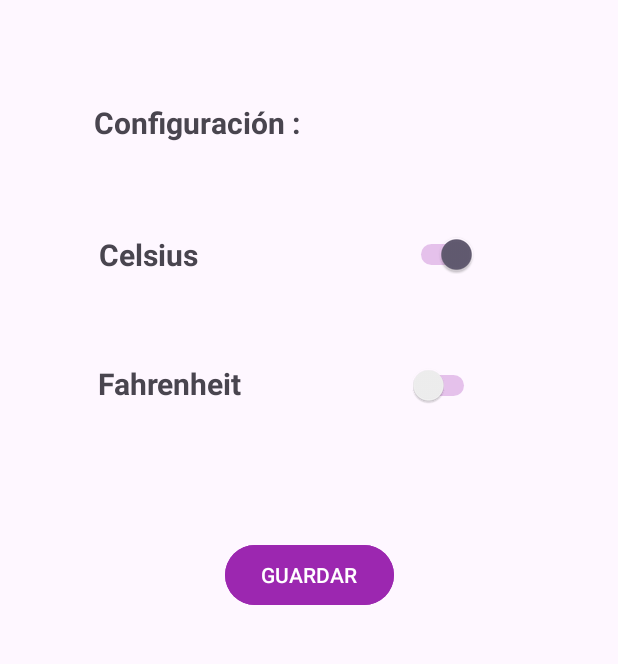
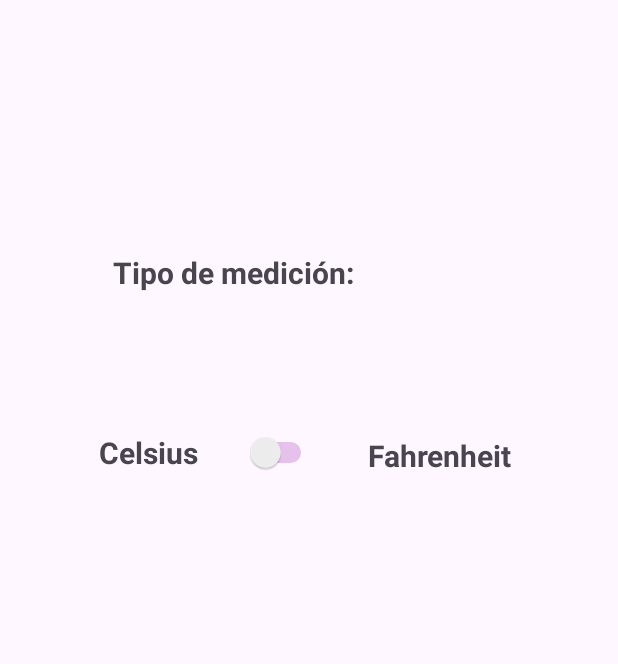
Before and after one commit to alberdsp/AndroidCovid19, an Android app: the fragment ConfigFragment placed in its activity, on a phone screen of 412 x 824 dp, the part 238-902 px from its top. Run offline under Robolectric (Android 15) with nearby library versions, the phone set to English and light mode, and no system bars; Roboto replaces fonts that are not available here.

Commit message:
funcionalidad configuración en shared  MVVM implementado

```diff
--- a/app/src/main/java/com/example/covid_19app/views/ConfigFragment.java
+++ /dev/null
@@ -1,34 +0,0 @@
-package com.example.covid_19app.views;
-
-import android.os.Bundle;
-
-import androidx.fragment.app.Fragment;
-
-import android.view.LayoutInflater;
-import android.view.View;
-import android.view.ViewGroup;
-
-import com.example.covid_19app.R;
-
-/**
- * Fragment que de configuración
- */
-public class ConfigFragment extends Fragment {
-    // Constructo por fedecto
-    public ConfigFragment() {
-        //
-    }
-
-    @Override
-    public void onCreate(Bundle savedInstanceState) {
-        super.onCreate(savedInstanceState);
-
-    }
-
-    @Override
-    public View onCreateView(LayoutInflater inflater, ViewGroup container,
-                             Bundle savedInstanceState) {
-        // cargamos el fragment
-        return inflater.inflate(R.layout.fragment_config, container, false);
-    }
-}
--- a/app/src/main/java/com/example/covid_19app/views/MainActivity2.java
+++ b/app/src/main/java/com/example/covid_19app/views/MainActivity2.java
@@ -36,7 +36,7 @@ private ActivityMain2Binding binding;
 
                 try {
                     NavController navController = Navigation.findNavController(MainActivity2.this, R.id.nav_host_fragment_content_main);
-                    navController.navigate(R.id.conversorFragment);
+                    navController.navigate(R.id.conversorFragment); navController.navigate(R.id.configFragment);
 
 
                 } catch (Exception e) {
@@ -49,7 +49,7 @@ private ActivityMain2Binding binding;
         // Passing each menu ID as a set of Ids because each
         // menu should be considered as top level destinations.
         mAppBarConfiguration = new AppBarConfiguration.Builder(
-                R.id.nav_home, R.id.conversorFragment, R.id.nav_slideshow)
+                R.id.nav_home, R.id.conversorFragment, R.id.configFragment, R.id.nav_slideshow)
                 .setOpenableLayout(drawer)
                 .build();
         NavController navController = Navigation.findNavController(this, R.id.nav_host_fragment_content_main);
--- a/app/src/main/java/com/example/covid_19app/views/MenuFragment.java
+++ b/app/src/main/java/com/example/covid_19app/views/MenuFragment.java
@@ -12,6 +12,7 @@ import android.view.ViewGroup;
 import android.widget.Button;
 
 import com.example.covid_19app.R;
+import com.example.covid_19app.views.ui.configuration.ConfigFragment;
 import com.example.covid_19app.views.ui.conversor.ConversorFragment;
 
 /**
--- /dev/null
+++ b/app/src/main/java/com/example/covid_19app/views/ui/configuration/ConfigFragment.java
@@ -0,0 +1,38 @@
+package com.example.covid_19app.views.ui.configuration;
+
+
+import android.os.Bundle;
+import android.view.LayoutInflater;
+import android.view.View;
+import android.view.ViewGroup;
+import android.widget.Switch;
+
+import androidx.fragment.app.Fragment;
+import androidx.lifecycle.ViewModelProvider;
+import com.example.covid_19app.R;
+public class ConfigFragment extends Fragment {
+
+    private ConfigViewModel configViewModel;
+    private Switch switchState;
+
+    @Override
+    public View onCreateView(LayoutInflater inflater, ViewGroup container, Bundle savedInstanceState) {
+        View vista = inflater.inflate(R.layout.fragment_config, container, false);
+
+        // Inicializamos el switch y el ViewModel
+        switchState = vista.findViewById(R.id.switchstate);
+        configViewModel = new ViewModelProvider(this).get(ConfigViewModel.class);
+
+        // observador para actualizar el estado del switch
+        configViewModel.getSwitchState().observe(getViewLifecycleOwner(), newState -> {
+            switchState.setChecked(newState);
+        });
+
+        // establecer el listener para guardar el estado del switch
+        switchState.setOnCheckedChangeListener((buttonView, isChecked) -> {
+            configViewModel.saveSwitchState(isChecked);
+        });
+
+        return vista;
+    }
+}
--- /dev/null
+++ b/app/src/main/java/com/example/covid_19app/views/ui/configuration/ConfigViewModel.java
@@ -0,0 +1,41 @@
+package com.example.covid_19app.views.ui.configuration;
+
+import android.app.Application;
+import android.content.SharedPreferences;
+import androidx.lifecycle.AndroidViewModel;
+import androidx.lifecycle.LiveData;
+import androidx.lifecycle.MutableLiveData;
+
+public class ConfigViewModel extends AndroidViewModel {
+
+    private static final String PREFERENCES_FILE_KEY = "com.example.covid_19app.PREFERENCE_FILE_KEY";
+    private static final String SWITCH_STATE_KEY = "switch_state";
+
+    private final MutableLiveData<Boolean> switchState = new MutableLiveData<>();
+    private final SharedPreferences sharedPreferences;
+
+    public ConfigViewModel(Application application) {
+        super(application);
+        sharedPreferences = application.getSharedPreferences(PREFERENCES_FILE_KEY, Application.MODE_PRIVATE);
+        loadSwitchState();
+    }
+
+    private void loadSwitchState() {
+        boolean state = sharedPreferences.getBoolean(SWITCH_STATE_KEY, false); // falso por defecto
+        switchState.setValue(state);
+    }
+
+    public void saveSwitchState(boolean state) {
+        SharedPreferences.Editor editor = sharedPreferences.edit();
+        editor.putBoolean(SWITCH_STATE_KEY, state);
+        editor.apply();
+        switchState.setValue(state);
+    }
+
+    public LiveData<Boolean> getSwitchState() {
+
+        return switchState;
+
+    }
+
+}
--- a/app/src/main/java/com/example/covid_19app/views/ui/home/HomeFragment.java
+++ b/app/src/main/java/com/example/covid_19app/views/ui/home/HomeFragment.java
@@ -16,6 +16,7 @@ import com.example.covid_19app.databinding.FragmentHomeBinding;
 import com.example.covid_19app.models.ApiListRespuesta;
 import com.example.covid_19app.models.Users;
 import com.example.covid_19app.views.ui.home.HomeViewModel;
+import com.google.android.material.snackbar.Snackbar;
 
 import java.util.ArrayList;
 import java.util.List;
@@ -37,16 +38,16 @@ public class HomeFragment extends Fragment implements ListController.Callback {
                              ViewGroup container, Bundle savedInstanceState) {
         HomeViewModel homeViewModel =
                 new ViewModelProvider(this).get(HomeViewModel.class);
-
+        // hacemos el binding de la vista
         binding = FragmentHomeBinding.inflate(inflater, container, false);
         View root = binding.getRoot();
-
+        // usamos el adapter para mostrar los usuarios en la lista ordenados
         final ListView listView = binding.listViewUsers;
         usersList = new ArrayList<>();
         adapter = new UserAdapter(requireContext(), usersList);
         listView.setAdapter(adapter);
 
-        // Start fetching the users
+        // cargamos la lista de usuarios e iniciamos el hilo
         ListController listController = new ListController(this);
         Thread thread = new Thread(listController);
         thread.start();
@@ -67,7 +68,7 @@ public class HomeFragment extends Fragment implements ListController.Callback {
             usersList.addAll(result.getUsuarios());
             adapter.notifyDataSetChanged();
         } else {
-            // Handle error
+            Snackbar.make(getView(), "Error: no se completó la petición al servidor" , Snackbar.LENGTH_LONG).show();
         }
     }
 }
--- a/app/src/main/res/layout-land/fragment_config.xml
+++ b/app/src/main/res/layout-land/fragment_config.xml
@@ -5,7 +5,7 @@
     android:id="@+id/frameLayout5"
     android:layout_width="match_parent"
     android:layout_height="match_parent"
-    tools:context=".views.ConfigFragment">
+    tools:context=".views.ui.configuration.ConfigFragment">
 
     <!-- TODO: Update blank fragment layout -->
 
@@ -44,7 +44,7 @@
         android:layout_height="28dp"
         android:layout_marginTop="36dp"
         android:fontFamily="@font/abeezee"
-        android:text="Configuración :"
+        android:text="Tipo de medición"
         android:textSize="20sp"
         android:textStyle="bold"
         app:layout_constraintEnd_toEndOf="parent"
@@ -70,48 +70,25 @@
         android:id="@+id/textViewSwiFahren"
         android:layout_width="180dp"
         android:layout_height="29dp"
-        android:layout_marginTop="56dp"
+        android:layout_marginTop="160dp"
         android:fontFamily="@font/abeezee"
         android:text="Fahreinheit"
         android:textSize="20sp"
         android:textStyle="bold"
         app:layout_constraintEnd_toEndOf="parent"
-        app:layout_constraintHorizontal_bias="0.268"
+        app:layout_constraintHorizontal_bias="0.805"
         app:layout_constraintStart_toStartOf="parent"
-        app:layout_constraintTop_toBottomOf="@+id/textViewSwiCelsius" />
+        app:layout_constraintTop_toTopOf="parent" />
 
     <Switch
-        android:id="@+id/switchCelsius"
+        android:id="@+id/switchstate"
         android:layout_width="wrap_content"
         android:layout_height="wrap_content"
         android:layout_marginStart="24dp"
         android:layout_marginTop="28dp"
         app:layout_constraintEnd_toEndOf="parent"
-        app:layout_constraintHorizontal_bias="0.159"
+        app:layout_constraintHorizontal_bias="0.014"
         app:layout_constraintStart_toEndOf="@+id/textViewSwiCelsius"
         app:layout_constraintTop_toBottomOf="@+id/textViewConfig" />
 
-    <Switch
-        android:id="@+id/switchFahren"
-        android:layout_width="wrap_content"
-        android:layout_height="wrap_content"
-        android:layout_marginStart="24dp"
-        android:layout_marginTop="60dp"
-        app:layout_constraintEnd_toEndOf="parent"
-        app:layout_constraintHorizontal_bias="0.159"
-        app:layout_constraintStart_toEndOf="@+id/textViewSwiCelsius"
-        app:layout_constraintTop_toBottomOf="@+id/switchCelsius" />
-
-    <Button
-        android:id="@+id/button2"
-        android:layout_width="wrap_content"
-        android:layout_height="wrap_content"
-        android:layout_marginTop="56dp"
-        android:backgroundTint="#9C27B0"
-        android:text="GUARDAR"
-        app:layout_constraintEnd_toEndOf="parent"
-        app:layout_constraintStart_toStartOf="parent"
-        app:layout_constraintTop_toBottomOf="@+id/textViewSwiFahren"
-        app:rippleColor="#9C27B0" />
-
 </androidx.constraintlayout.widget.ConstraintLayout>
--- a/app/src/main/res/layout/fragment_config.xml
+++ b/app/src/main/res/layout/fragment_config.xml
@@ -5,9 +5,10 @@
     android:id="@+id/frameLayout5"
     android:layout_width="match_parent"
     android:layout_height="match_parent"
-    tools:context=".views.ConfigFragment">
+    tools:context=".views.ui.configuration.ConfigFragment">
 
     <!-- TODO: Update blank fragment layout -->
+
     <TextView
         android:id="@+id/textView5"
         android:layout_width="0dp"
@@ -15,8 +16,10 @@
         android:text="@string/hello_blank_fragment"
         app:layout_constraintBottom_toBottomOf="parent"
         app:layout_constraintEnd_toEndOf="parent"
+        app:layout_constraintHorizontal_bias="0.0"
         app:layout_constraintStart_toStartOf="parent"
-        app:layout_constraintTop_toTopOf="parent" />
+        app:layout_constraintTop_toTopOf="parent"
+        app:layout_constraintVertical_bias="0.0" />
 
     <TextView
         android:id="@+id/textViewTitulo6"
@@ -39,79 +42,56 @@
         android:id="@+id/textViewConfig"
         android:layout_width="288dp"
         android:layout_height="28dp"
-        android:layout_marginTop="68dp"
+        android:layout_marginTop="168dp"
         android:fontFamily="@font/abeezee"
-        android:text="Configuración :"
+        android:text="Tipo de medición:"
         android:textSize="20sp"
         android:textStyle="bold"
         app:layout_constraintEnd_toEndOf="parent"
+        app:layout_constraintHorizontal_bias="0.617"
         app:layout_constraintStart_toStartOf="parent"
         app:layout_constraintTop_toBottomOf="@+id/textViewTitulo6" />
 
     <TextView
         android:id="@+id/textViewSwiCelsius"
-        android:layout_width="166dp"
-        android:layout_height="30dp"
-        android:layout_marginTop="60dp"
+        android:layout_width="73dp"
+        android:layout_height="34dp"
+        android:layout_marginTop="92dp"
         android:fontFamily="@font/abeezee"
         android:text="Celsius"
         android:textSize="20sp"
         android:textStyle="bold"
         app:layout_constraintEnd_toEndOf="parent"
-        app:layout_constraintHorizontal_bias="0.253"
+        app:layout_constraintHorizontal_bias="0.183"
         app:layout_constraintStart_toStartOf="parent"
         app:layout_constraintTop_toBottomOf="@+id/textViewConfig" />
 
     <TextView
         android:id="@+id/textViewSwiFahren"
-        android:layout_width="180dp"
+        android:layout_width="107dp"
         android:layout_height="29dp"
-        android:layout_marginTop="56dp"
+        android:layout_marginTop="360dp"
         android:fontFamily="@font/abeezee"
         android:text="Fahrenheit"
         android:textSize="20sp"
         android:textStyle="bold"
         app:layout_constraintEnd_toEndOf="parent"
-        app:layout_constraintHorizontal_bias="0.268"
-        app:layout_constraintStart_toStartOf="parent"
-        app:layout_constraintTop_toBottomOf="@+id/textViewSwiCelsius" />
+        app:layout_constraintHorizontal_bias="0.393"
+        app:layout_constraintStart_toEndOf="@+id/switchstate"
+        app:layout_constraintTop_toTopOf="parent" />
 
     <Switch
-        android:id="@+id/switchCelsius"
+        android:id="@+id/switchstate"
         android:layout_width="wrap_content"
         android:layout_height="wrap_content"
         android:layout_marginStart="24dp"
-        android:layout_marginTop="60dp"
+        android:layout_marginTop="92dp"
         android:checked="true"
         android:enabled="true"
         android:trackTint="#9C27B0"
         app:layout_constraintEnd_toEndOf="parent"
-        app:layout_constraintHorizontal_bias="0.14"
+        app:layout_constraintHorizontal_bias="0.0"
         app:layout_constraintStart_toEndOf="@+id/textViewSwiCelsius"
         app:layout_constraintTop_toBottomOf="@+id/textViewConfig" />
 
-    <Switch
-        android:id="@+id/switchFahren"
-        android:layout_width="wrap_content"
-        android:layout_height="wrap_content"
-        android:layout_marginStart="24dp"
-        android:layout_marginTop="60dp"
-        android:trackTint="#9C27B0"
-        app:layout_constraintEnd_toEndOf="parent"
-        app:layout_constraintHorizontal_bias="0.159"
-        app:layout_constraintStart_toEndOf="@+id/textViewSwiCelsius"
-        app:layout_constraintTop_toBottomOf="@+id/switchCelsius" />
-
-    <Button
-        android:id="@+id/button2"
-        android:layout_width="wrap_content"
-        android:layout_height="wrap_content"
-        android:layout_marginTop="88dp"
-        android:backgroundTint="#9C27B0"
-        android:text="GUARDAR"
-        app:layout_constraintEnd_toEndOf="parent"
-        app:layout_constraintStart_toStartOf="parent"
-        app:layout_constraintTop_toBottomOf="@+id/textViewSwiFahren"
-        app:rippleColor="#9C27B0" />
-
 </androidx.constraintlayout.widget.ConstraintLayout>
--- a/app/src/main/res/menu/activity_main_drawer.xml
+++ b/app/src/main/res/menu/activity_main_drawer.xml
@@ -17,7 +17,7 @@
             android:icon="@drawable/ic_menu_slideshow"
             android:title="Conversor" />
         <item
-            android:id="@+id/nav_configuracion"
+            android:id="@+id/configFragment"
             android:icon="@drawable/ic_menu_slideshow"
             android:title="Configuración" />
 
--- a/app/src/main/res/navigation/mobile_navigation.xml
+++ b/app/src/main/res/navigation/mobile_navigation.xml
@@ -31,4 +31,13 @@
             android:id="@+id/action_conversorFragment_to_nav_home"
             app:destination="@id/nav_home" />
     </fragment>
+    <fragment
+        android:id="@+id/configFragment"
+        android:name="com.example.covid_19app.views.ui.configuration.ConfigFragment"
+        android:label="Configuración"
+        tools:layout="@layout/fragment_config" >
+        <action
+            android:id="@+id/action_configFragment_to_nav_home"
+            app:destination="@id/nav_home" />
+    </fragment>
 </navigation>
--- a/app/src/main/res/navigation/nav_graph2.xml
+++ b/app/src/main/res/navigation/nav_graph2.xml
@@ -37,7 +37,7 @@
     </fragment>
     <fragment
         android:id="@+id/configFragment"
-        android:name="com.example.covid_19app.views.ConfigFragment"
+        android:name="com.example.covid_19app.views.ui.configuration.ConfigFragment"
         android:label="fragment_config"
         tools:layout="@layout/fragment_config" >
         <action
```
